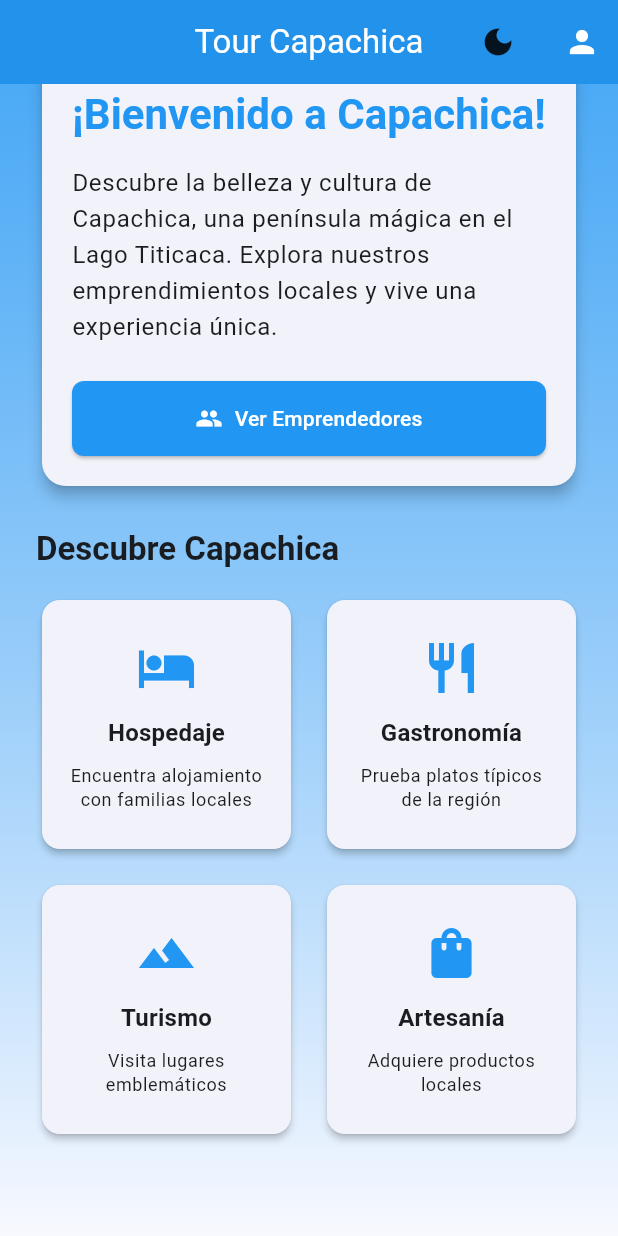
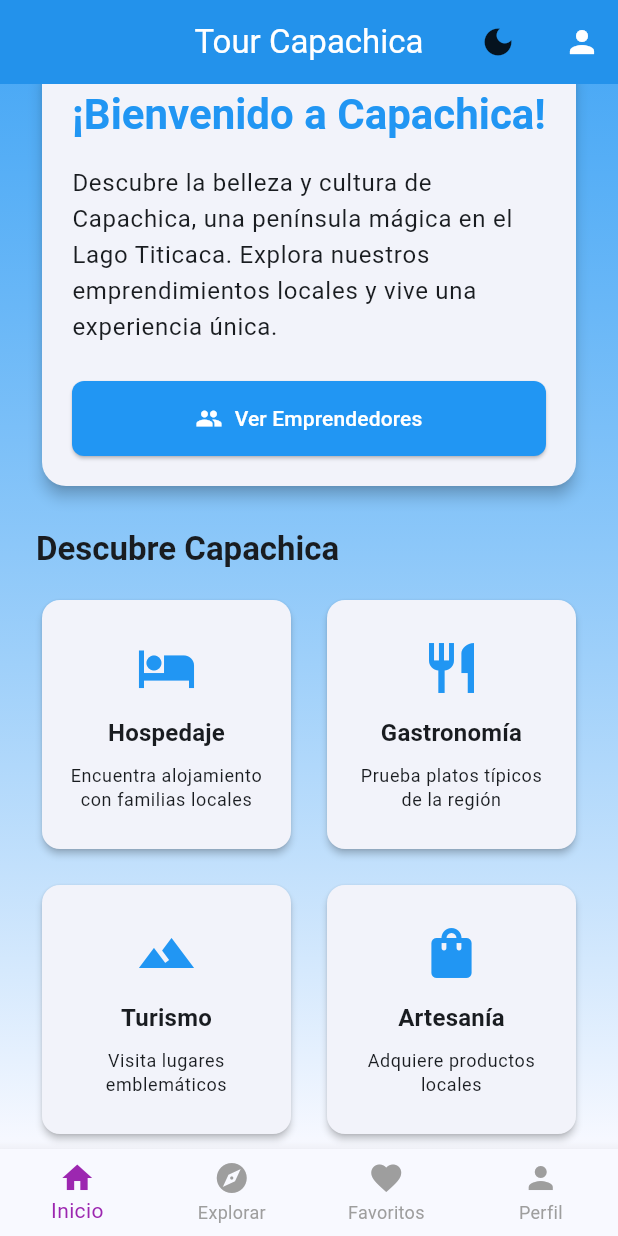
Before and after one commit to Jhackns/Cap_capachicamovil, a Flutter app: the screen it shows after launch, scrolled down 270 dp, on a phone screen of 412 x 824 dp. Run offline on Flutter 3.47's test engine with Material 3 defaults, Android fonts, the light colour scheme and no system bars; our stand-ins replace cached_network_image, carousel_slider, flutter_bloc, flutter_secure_storage, image_picker, shared_preferences; accounts and stored records are empty; network calls fail.

Commit message:
navigations

```diff
--- a/tourcap_capachica/lib/main.dart
+++ b/tourcap_capachica/lib/main.dart
@@ -23,6 +23,7 @@ import 'screens/categories/gastronomia_screen.dart';
 import 'screens/categories/turismo_screen.dart';
 import 'screens/categories/artesania_screen.dart';
 import 'screens/splash_screen.dart';
+import 'screens/main/main_navigation.dart';
 
 // Utils
 import 'utils/app_theme.dart';
@@ -52,10 +53,11 @@ class MyApp extends StatelessWidget {
         theme: AppTheme.lightTheme,
         darkTheme: AppTheme.darkTheme,
         themeMode: themeProvider.themeMode,
-        initialRoute: '/home',
+        initialRoute: '/main',
         routes: {
+          '/main': (context) => const MainNavigation(),
+          '/home': (context) => const HomeScreen(),
           '/splash': (context) => const SplashScreen(),
-          '/home': (context) => const HomeScreen(),
           '/entrepreneurs': (context) => const EntrepreneursScreen(),
           '/login': (context) => const LoginScreen(),
           '/dashboard': (context) => const DashboardScreen(),
--- /dev/null
+++ b/tourcap_capachica/lib/screens/main/home_tab.dart
@@ -0,0 +1,11 @@
+import 'package:flutter/material.dart';
+import '../home_screen.dart';
+
+class HomeTab extends StatelessWidget {
+  const HomeTab({Key? key}) : super(key: key);
+
+  @override
+  Widget build(BuildContext context) {
+    return const HomeScreen();
+  }
+}
--- /dev/null
+++ b/tourcap_capachica/lib/screens/main/main_navigation.dart
@@ -0,0 +1,59 @@
+import 'package:flutter/material.dart';
+import 'home_tab.dart';
+import 'explore_tab.dart';
+import 'favorites_tab.dart';
+import 'profile_tab.dart';
+
+class MainNavigation extends StatefulWidget {
+  const MainNavigation({Key? key}) : super(key: key);
+
+  @override
+  State<MainNavigation> createState() => _MainNavigationState();
+}
+
+class _MainNavigationState extends State<MainNavigation> {
+  int _currentIndex = 0;
+
+  final List<Widget> _screens = const [
+    HomeTab(),
+    ExploreTab(),
+    FavoritesTab(),
+    ProfileTab(),
+  ];
+
+  @override
+  Widget build(BuildContext context) {
+    return Scaffold(
+      body: _screens[_currentIndex],
+      bottomNavigationBar: BottomNavigationBar(
+        currentIndex: _currentIndex,
+        onTap: (index) {
+          setState(() {
+            _currentIndex = index;
+          });
+        },
+        type: BottomNavigationBarType.fixed,
+        selectedItemColor: Colors.purple,
+        unselectedItemColor: Colors.grey,
+        items: const [
+          BottomNavigationBarItem(
+            icon: Icon(Icons.home),
+            label: 'Inicio',
+          ),
+          BottomNavigationBarItem(
+            icon: Icon(Icons.explore),
+            label: 'Explorar',
+          ),
+          BottomNavigationBarItem(
+            icon: Icon(Icons.favorite),
+            label: 'Favoritos',
+          ),
+          BottomNavigationBarItem(
+            icon: Icon(Icons.person),
+            label: 'Perfil',
+          ),
+        ],
+      ),
+    );
+  }
+}
```
Also changed, not shown: tourcap_capachica/lib/screens/main/explore_tab.dart (added, +12 -0 lines), tourcap_capachica/lib/screens/main/favorites_tab.dart (added, +12 -0 lines), tourcap_capachica/lib/screens/main/profile_tab.dart (added, +51 -0 lines).
